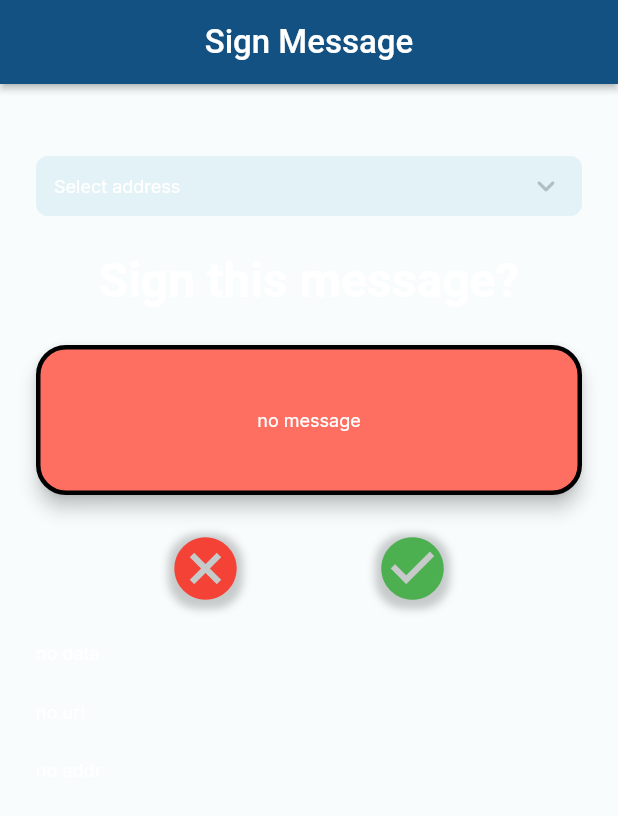
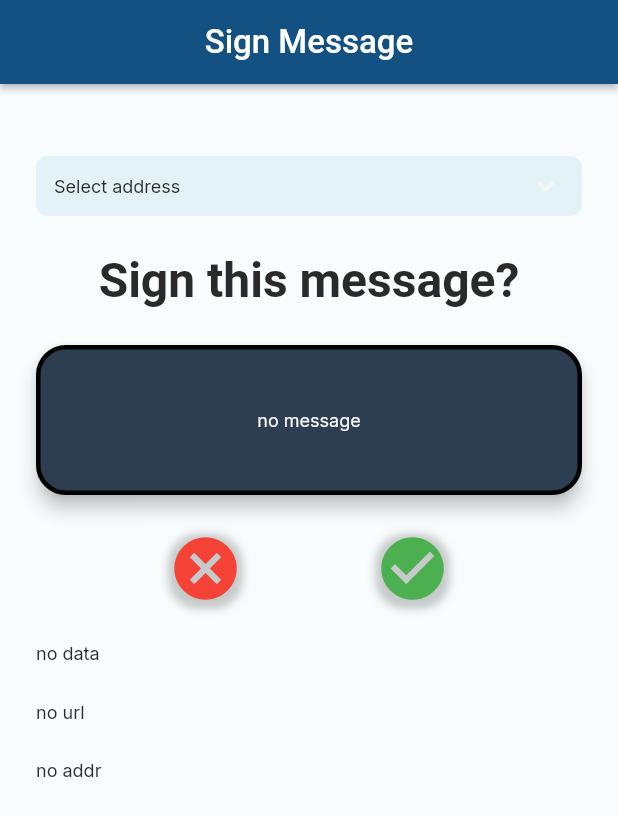
Before and after one commit to ValyrianTech/BitcoinMessageSigner, a Flutter app: the SignMessagePageWidget screen opened by its route, after a tap on the "check circle" icon, on a phone screen of 412 x 824 dp. Shown: the top 816 px of the screen. Run offline on Flutter 3.47's test engine with Material 3 defaults, Android fonts, the light colour scheme and no system bars; drawn by our look-alikes of dropdown_button2; our stand-ins replace auto_size_text, easy_debounce, font_awesome_flutter, from_css_color, go_router, google_fonts and 4 more; missing offline and left inert: dartsv, flutter_barcode_scanner, json_path; accounts and stored records are empty; Roboto replaces fonts that are missing (Readex Pro).

Commit message:
Updating to latest FlutterFlow output.

```diff
--- a/lib/flutter_flow/flutter_flow_theme.dart
+++ b/lib/flutter_flow/flutter_flow_theme.dart
@@ -129,11 +129,11 @@ class LightModeTheme extends FlutterFlowTheme {
   late Color secondary = const Color(0xFF1D7A9B);
   late Color tertiary = const Color(0xFFA3D6E5);
   late Color alternate = const Color(0xFFF0F4F8);
-  late Color primaryText = const Color(0xFFFFFFFF);
-  late Color secondaryText = const Color(0xFFB0BEC5);
+  late Color primaryText = const Color(0xFF2A2A2A);
+  late Color secondaryText = const Color(0xFFF5F5F5);
   late Color primaryBackground = const Color(0xFFF8FCFD);
   late Color secondaryBackground = const Color(0xFFE3F2F6);
-  late Color accent1 = const Color(0xFFFF6F61);
+  late Color accent1 = const Color(0xFF2C3E50);
   late Color accent2 = const Color(0xFFFFC107);
   late Color accent3 = const Color(0xFF4CAF50);
   late Color accent4 = const Color(0xFFFF9800);
@@ -295,15 +295,15 @@ class DarkModeTheme extends FlutterFlowTheme {
   @Deprecated('Use tertiary instead')
   Color get tertiaryColor => tertiary;
 
-  late Color primary = const Color(0xFF0C3B5C);
+  late Color primary = const Color(0xFF1E6D7C);
   late Color secondary = const Color(0xFF1A5A73);
   late Color tertiary = const Color(0xFF85B7C4);
   late Color alternate = const Color(0xFFD9E3E6);
-  late Color primaryText = const Color(0xFFE0E0E0);
-  late Color secondaryText = const Color(0xFFA0A0A0);
+  late Color primaryText = const Color(0xFFF5F5F5);
+  late Color secondaryText = const Color(0xFFF5F5F5);
   late Color primaryBackground = const Color(0xFF0A1F24);
   late Color secondaryBackground = const Color(0xFF1A2A30);
-  late Color accent1 = const Color(0xFFD45D4F);
+  late Color accent1 = const Color(0xFF2C3E50);
   late Color accent2 = const Color(0xFFFFB300);
   late Color accent3 = const Color(0xFF3B8A3A);
   late Color accent4 = const Color(0xFFC76D00);
--- a/lib/pages/sign_message_page/sign_message_page_model.dart
+++ b/lib/pages/sign_message_page/sign_message_page_model.dart
@@ -21,6 +21,8 @@ class SignMessagePageModel extends FlutterFlowModel<SignMessagePageWidget> {
   // State field(s) for SelectedAddressDropDown widget.
   String? selectedAddressDropDownValue;
   FormFieldController<String>? selectedAddressDropDownValueController;
+  // Stores action output result for [Custom Action - signMessageAndPost] action in SignIcon widget.
+  String? apiResponse;
 
   @override
   void initState(BuildContext context) {}
--- a/lib/pages/sign_message_page/sign_message_page_widget.dart
+++ b/lib/pages/sign_message_page/sign_message_page_widget.dart
@@ -175,11 +175,14 @@ class _SignMessagePageWidgetState extends State<SignMessagePageWidget> {
                         child: Text(
                           _model.msg,
                           textAlign: TextAlign.center,
-                          style:
-                              FlutterFlowTheme.of(context).bodyMedium.override(
-                                    fontFamily: 'Inter',
-                                    letterSpacing: 0.0,
-                                  ),
+                          style: FlutterFlowTheme.of(context)
+                              .bodyMedium
+                              .override(
+                                fontFamily: 'Inter',
+                                color:
+                                    FlutterFlowTheme.of(context).secondaryText,
+                                letterSpacing: 0.0,
+                              ),
                         ),
                       ),
                     ),
@@ -238,11 +241,29 @@ class _SignMessagePageWidgetState extends State<SignMessagePageWidget> {
                         hoverColor: Colors.transparent,
                         highlightColor: Colors.transparent,
                         onTap: () async {
-                          await actions.signMessageAndPost(
+                          _model.apiResponse = await actions.signMessageAndPost(
                             _model.msg,
                             _model.url,
                             _model.selectedAddressDropDownValue!,
                           );
+                          await showDialog(
+                            context: context,
+                            builder: (alertDialogContext) {
+                              return AlertDialog(
+                                title: Text('Response'),
+                                content: Text(_model.apiResponse!),
+                                actions: [
+                                  TextButton(
+                                    onPressed: () =>
+                                        Navigator.pop(alertDialogContext),
+                                    child: Text('Ok'),
+                                  ),
+                                ],
+                              );
+                            },
+                          );
+
+                          safeSetState(() {});
                         },
                         child: Icon(
                           Icons.check_circle,
```
Also changed, not shown: lib/custom_code/actions/sign_message_and_post.dart (+5 -3 lines).
